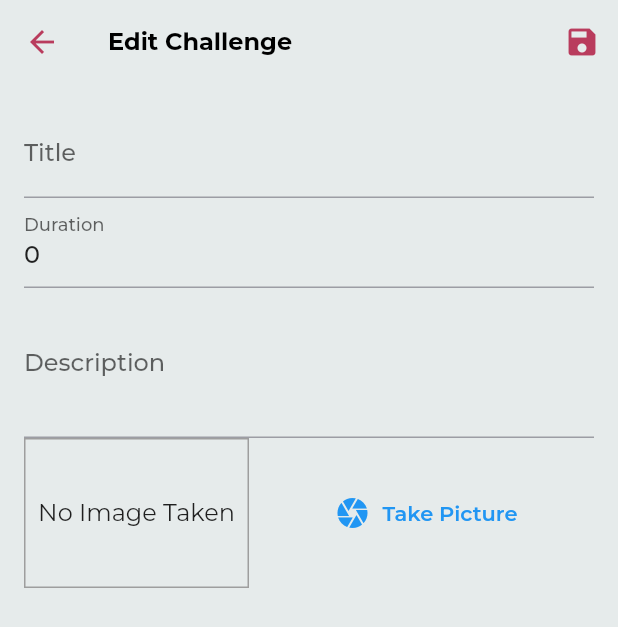
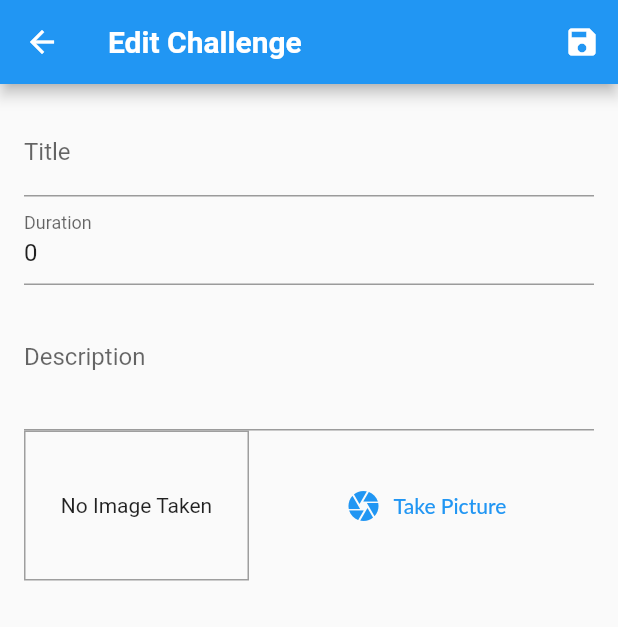
Before and after one commit to Futuring-Earth/flutter, a Flutter app: the EditChallengesView screen opened by its route, on a phone screen of 412 x 824 dp. Shown: the top 627 px of the screen. Run offline on Flutter 3.47's test engine with Material 2 defaults, Android fonts, the phone set to English and light mode, and no system bars; our stand-ins replace image_picker, shared_preferences; accounts and stored records are empty; generated files the repository leaves out were written again; Roboto replaces fonts that are missing (Lato, OpenSans).

Commit message:
Revert "Added Google themes and fonts"
This reverts commit a28ccd1d033a0ed558ca68a7f6027d182ba908ba.

```diff
--- a/lib/themes/gallery_theme_data.dart
+++ /dev/null
@@ -1,96 +0,0 @@
-// Copyright 2019 The Flutter team. All rights reserved.
-// Use of this source code is governed by a BSD-style license that can be
-// found in the LICENSE file.
-
-import 'package:flutter/material.dart';
-import 'package:google_fonts/google_fonts.dart';
-
-class GalleryThemeData {
-  static const _lightFillColor = Colors.black;
-  static const _darkFillColor = Colors.white;
-
-  static final Color _lightFocusColor = Colors.black.withOpacity(0.12);
-  static final Color _darkFocusColor = Colors.white.withOpacity(0.12);
-
-  static ThemeData lightThemeData =
-      themeData(lightColorScheme, _lightFocusColor);
-  static ThemeData darkThemeData = themeData(darkColorScheme, _darkFocusColor);
-
-  static ThemeData themeData(ColorScheme colorScheme, Color focusColor) {
-    return ThemeData(
-      colorScheme: colorScheme,
-      textTheme: _textTheme,
-      appBarTheme: AppBarTheme(
-        textTheme: _textTheme.apply(bodyColor: colorScheme.onPrimary),
-        color: colorScheme.background,
-        elevation: 0,
-        iconTheme: IconThemeData(color: colorScheme.primary),
-        brightness: colorScheme.brightness,
-      ),
-      iconTheme: IconThemeData(color: colorScheme.onPrimary),
-      canvasColor: colorScheme.background,
-      scaffoldBackgroundColor: colorScheme.background,
-      highlightColor: Colors.transparent,
-      accentColor: colorScheme.primary,
-      focusColor: focusColor,
-      snackBarTheme: SnackBarThemeData(
-        behavior: SnackBarBehavior.floating,
-        backgroundColor: Color.alphaBlend(
-          _lightFillColor.withOpacity(0.80),
-          _darkFillColor,
-        ),
-        contentTextStyle: _textTheme.subtitle1.apply(color: _darkFillColor),
-      ),
-    );
-  }
-
-  static const ColorScheme lightColorScheme = ColorScheme(
-    primary: Color(0xFFB93C5D),
-    primaryVariant: Color(0xFF117378),
-    secondary: Color(0xFFEFF3F3),
-    secondaryVariant: Color(0xFFFAFBFB),
-    background: Color(0xFFE6EBEB),
-    surface: Color(0xFFFAFBFB),
-    onBackground: Colors.white,
-    error: _lightFillColor,
-    onError: _lightFillColor,
-    onPrimary: _lightFillColor,
-    onSecondary: Color(0xFF322942),
-    onSurface: Color(0xFF241E30),
-    brightness: Brightness.light,
-  );
-
-  static const ColorScheme darkColorScheme = ColorScheme(
-    primary: Color(0xFFFF8383),
-    primaryVariant: Color(0xFF1CDEC9),
-    secondary: Color(0xFF4D1F7C),
-    secondaryVariant: Color(0xFF451B6F),
-    background: Color(0xFF241E30),
-    surface: Color(0xFF1F1929),
-    onBackground: Color(0x0DFFFFFF), // White with 0.05 opacity
-    error: _darkFillColor,
-    onError: _darkFillColor,
-    onPrimary: _darkFillColor,
-    onSecondary: _darkFillColor,
-    onSurface: _darkFillColor,
-    brightness: Brightness.dark,
-  );
-
-  static const _regular = FontWeight.w400;
-  static const _medium = FontWeight.w500;
-  static const _semiBold = FontWeight.w600;
-  static const _bold = FontWeight.w700;
-
-  static final TextTheme _textTheme = TextTheme(
-    headline4: GoogleFonts.montserrat(fontWeight: _bold, fontSize: 20.0),
-    caption: GoogleFonts.oswald(fontWeight: _semiBold, fontSize: 16.0),
-    headline5: GoogleFonts.oswald(fontWeight: _medium, fontSize: 16.0),
-    subtitle1: GoogleFonts.montserrat(fontWeight: _medium, fontSize: 16.0),
-    overline: GoogleFonts.montserrat(fontWeight: _medium, fontSize: 12.0),
-    bodyText1: GoogleFonts.montserrat(fontWeight: _regular, fontSize: 14.0),
-    subtitle2: GoogleFonts.montserrat(fontWeight: _medium, fontSize: 14.0),
-    bodyText2: GoogleFonts.montserrat(fontWeight: _regular, fontSize: 16.0),
-    headline6: GoogleFonts.montserrat(fontWeight: _bold, fontSize: 16.0),
-    button: GoogleFonts.montserrat(fontWeight: _semiBold, fontSize: 14.0),
-  );
-}
--- a/pubspec.yaml
+++ b/pubspec.yaml
@@ -24,7 +24,6 @@ dependencies:
   intl: ^0.15.8
   http: ^0.12.0+2
   shared_preferences: ^0.5.3+1
-  google_fonts: ^1.0.0
 
   # The following adds the Cupertino Icons font to your application.
   # Use with the CupertinoIcons class for iOS style icons.
```
Also changed, not shown: lib/main.dart (+36 -25 lines), lib/themes/colors.dart (deleted, +0 -62 lines), lib/widgets/pie_chart.dart (deleted, +0 -279 lines), pubspec.lock.
